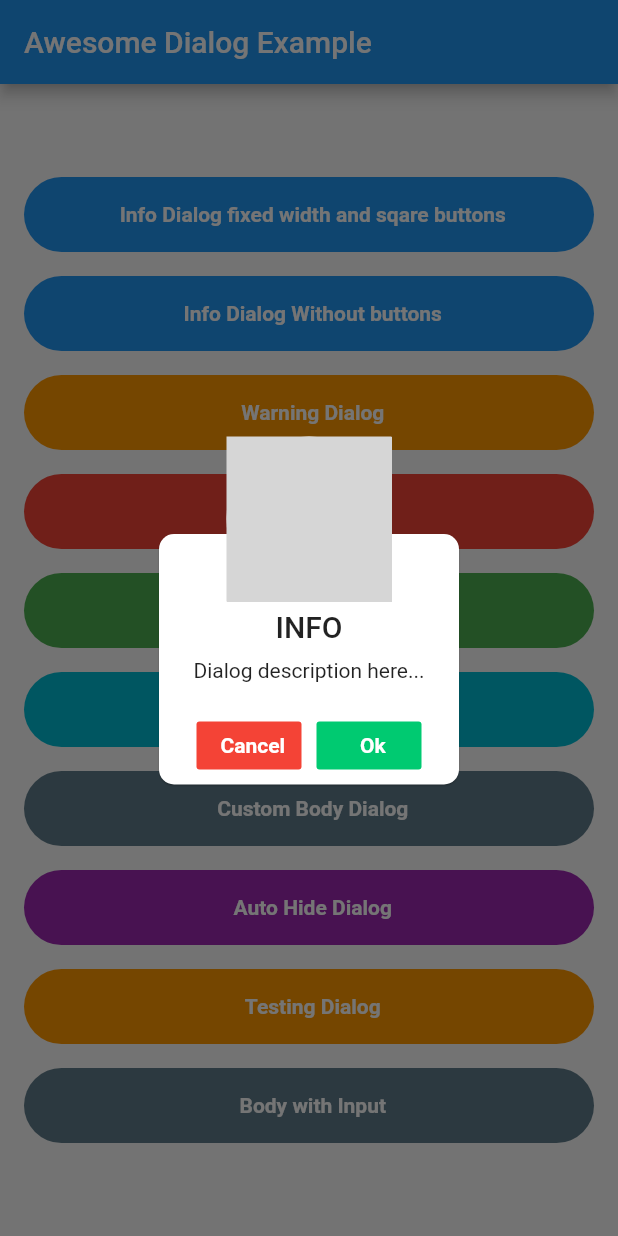
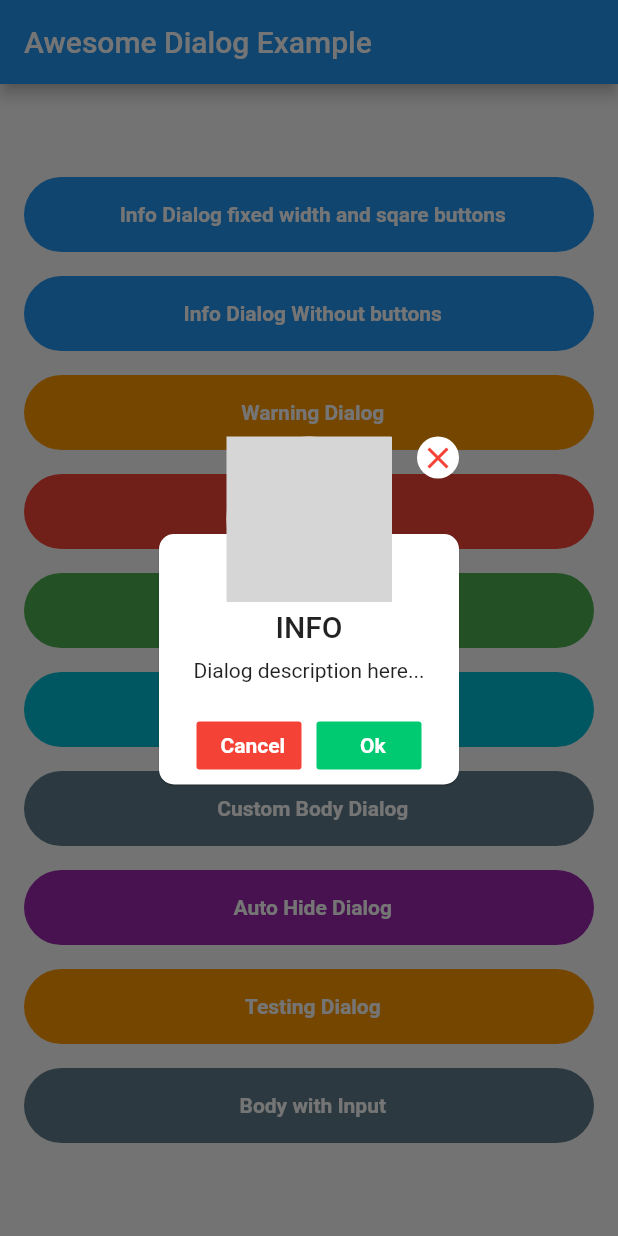
Before and after one commit to marcos930807/awesomeDialogs, a Flutter app: the screen it shows after launch, after a tap on "Info Dialog fixed width and sqare button", on a phone screen of 412 x 824 dp. Run offline on Flutter 3.47's test engine with Material 2 defaults, Android fonts, the phone set to English and light mode, and no system bars; drawn by our look-alikes of flare_flutter; our stand-ins replace simple_animations; grey boxes are pictures that could not be loaded.

Commit message:
Update vertical_stack_header_dialog.dart
add close icon on the dialogue

```diff
--- a/lib/src/vertical_stack_header_dialog.dart
+++ b/lib/src/vertical_stack_header_dialog.dart
@@ -126,6 +126,23 @@ class VerticalStackDialog extends StatelessWidget {
                 ],
               ),
             ),
+          Positioned(
+            right: 40.0,
+            top: 0.0,
+            child: GestureDetector(
+              onTap: () {
+                Navigator.of(context).pop();
+              },
+              child: Align(
+                alignment: Alignment.topRight,
+                child: CircleAvatar(
+                  radius: 14.0,
+                  backgroundColor: Colors.white,
+                  child: Icon(Icons.close, color: Colors.red),
+                ),
+              ),
+            ),
+          ),
         ],
       ),
     );
```
